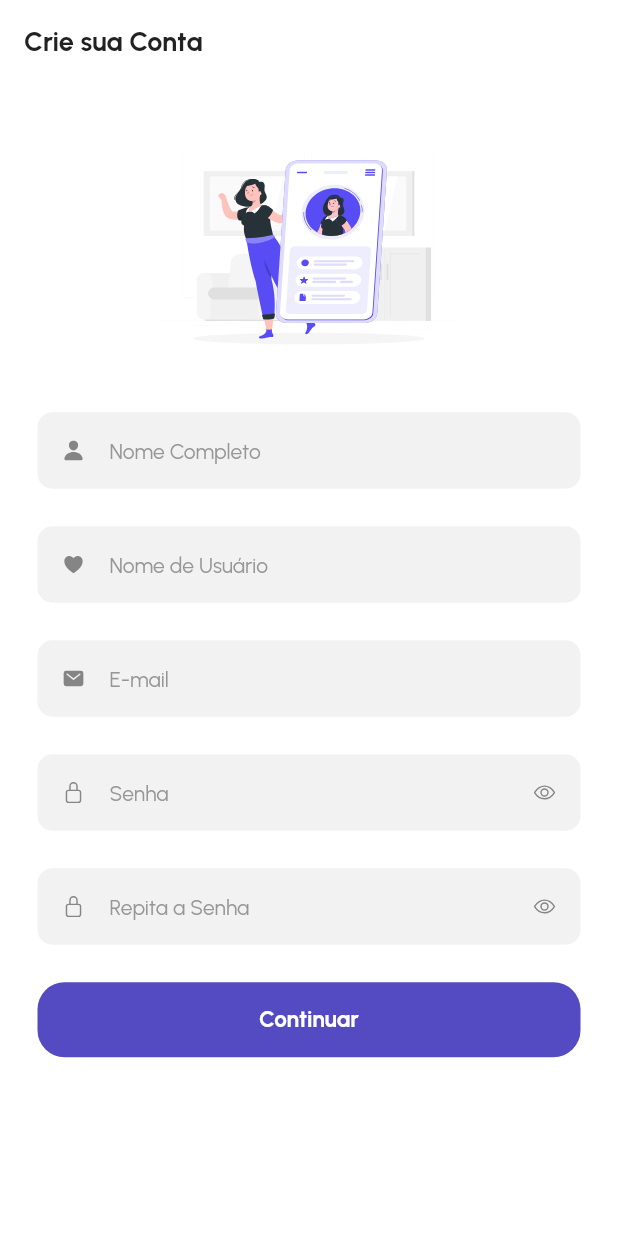
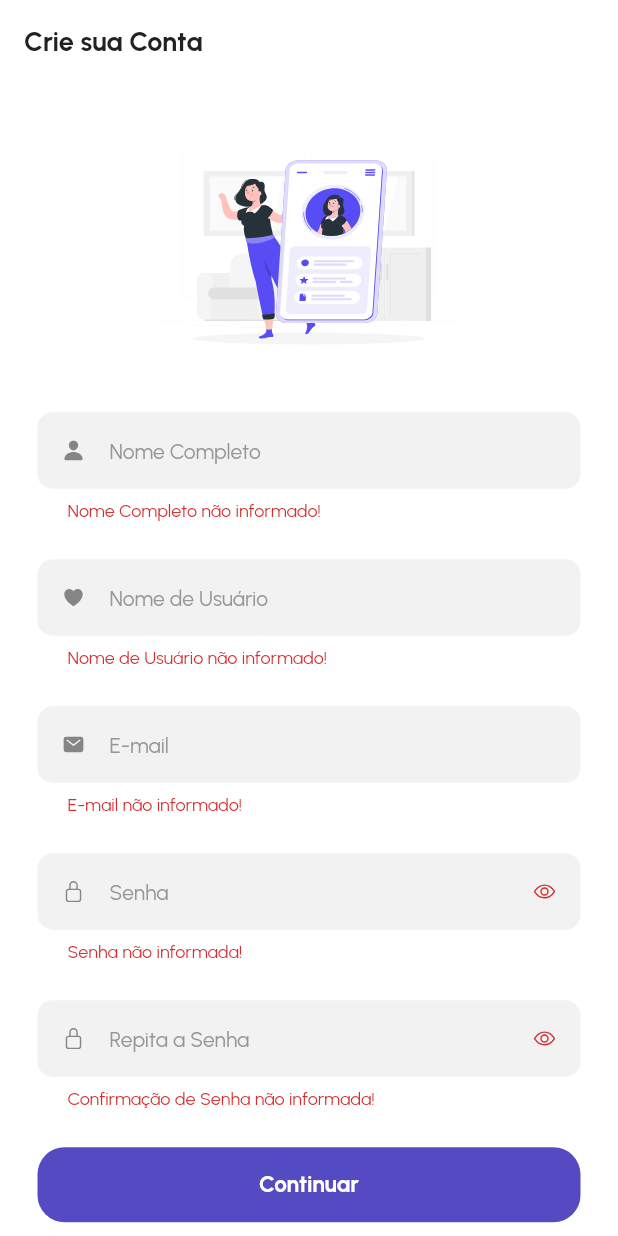
Before and after one commit to jvLarger/eventhub-flutter, a Flutter app: the NovoUsuarioPage widget shown alone on an empty page, opened directly, after a tap on "Continuar", on a phone screen of 412 x 824 dp. Run offline on Flutter 3.47's test engine with Material 2 defaults, Android fonts, the phone set to English and light mode, and no system bars; our stand-ins replace flutter_svg, ionicons.

```diff
--- /dev/null
+++ b/lib/model/error/standard_error.dart
@@ -0,0 +1,35 @@
+import 'package:eventhub/utils/util.dart';
+
+class StandardError {
+  String? timestamp;
+  int? status;
+  String? error;
+  String? message;
+  String? path;
+
+  StandardError({
+    this.timestamp,
+    this.status,
+    this.error,
+    this.message,
+    this.path,
+  });
+
+  factory StandardError.fromJson(Map<String, dynamic> jsons) {
+    jsons = Util.getJsonWithValues(jsons);
+    return StandardError(
+        timestamp: jsons['timestamp'],
+        status: jsons['status'],
+        error: jsons['error'],
+        message: jsons['message'],
+        path: jsons['path']);
+  }
+
+  Map<String, dynamic> toJson() => {
+        'timestamp': timestamp,
+        'status': status,
+        'error': error,
+        'message': message,
+        'path': path
+      };
+}
--- a/lib/model/usuario/usuario.dart
+++ b/lib/model/usuario/usuario.dart
@@ -1,3 +1,5 @@
+import 'package:eventhub/utils/util.dart';
+
 class Usuario {
   int? id;
   String? nomeUsuario;
@@ -20,6 +22,7 @@ class Usuario {
   });
 
   factory Usuario.fromJson(Map<String, dynamic> jsons) {
+    jsons = Util.getJsonWithValues(jsons);
     return Usuario(
       id: jsons['id'],
       nomeUsuario: jsons['nomeUsuario'],
--- /dev/null
+++ b/lib/model/usuario/usuario_autenticado.dart
@@ -0,0 +1,36 @@
+import 'package:eventhub/utils/util.dart';
+
+class UsuarioAutenticado {
+  int? id;
+  String? email;
+  String? nomeUsuario;
+  String? nomeCompleto;
+  String? token;
+
+  UsuarioAutenticado({
+    this.id,
+    this.email,
+    this.nomeUsuario,
+    this.nomeCompleto,
+    this.token,
+  });
+
+  factory UsuarioAutenticado.fromJson(Map<String, dynamic> jsons) {
+    jsons = Util.getJsonWithValues(jsons);
+    return UsuarioAutenticado(
+      id: jsons['id'],
+      email: jsons['email'],
+      nomeUsuario: jsons['nomeUsuario'],
+      nomeCompleto: jsons['nomeCompleto'],
+      token: jsons['token'],
+    );
+  }
+
+  Map<String, dynamic> toJson() => {
+        'id': id,
+        'email': email,
+        'nomeUsuario': nomeUsuario,
+        'nomeCompleto': nomeCompleto,
+        'token': token
+      };
+}
--- a/lib/network/api.dart
+++ b/lib/network/api.dart
@@ -5,7 +5,7 @@ import 'package:eventhub/utils/util.dart';
 import 'package:http/http.dart' as http;
 
 class Api {
-  static const baseURL = "https://201.139.94.197/8080/api";
+  static const baseURL = "http://192.168.1.8:8080/api";
   static const String apiKey = "";
 
   static var header = {
@@ -20,12 +20,12 @@ class Api {
   }
 
   static Future<http.Response> criarUsuario(Usuario usuario) async {
-    return await http.get(
-      getURI('$baseURL/publico/token-valido'),
+    return await http.post(
+      getURI('$baseURL/publico/nova-conta'),
       headers: header,
-      /*  body: jsonEncode(
+      body: jsonEncode(
         usuario.toJson(),
-      ),*/
+      ),
     );
   }
 }
--- a/lib/presentation/components/eventhub_text_form_field.dart
+++ b/lib/presentation/components/eventhub_text_form_field.dart
@@ -13,6 +13,7 @@ class EventHubTextFormField extends StatelessWidget {
     this.textAlign,
     this.focusNode,
     this.onchange,
+    this.validator,
   });
 
   final TextEditingController? controller;
@@ -25,6 +26,7 @@ class EventHubTextFormField extends StatelessWidget {
   final TextAlign? textAlign;
   final FocusNode? focusNode;
   final Function(String)? onchange;
+  final String? Function(String?)? validator;
 
   @override
   Widget build(BuildContext context) {
@@ -36,6 +38,7 @@ class EventHubTextFormField extends StatelessWidget {
       focusNode: focusNode,
       textAlign: textAlign ?? TextAlign.left,
       onChanged: onchange,
+      validator: validator,
       decoration: InputDecoration(
         filled: true,
         counterText: "",
--- a/lib/presentation/views/auth/novousuario/novo_usuario_page.dart
+++ b/lib/presentation/views/auth/novousuario/novo_usuario_page.dart
@@ -1,7 +1,12 @@
+import 'dart:convert';
+
+import 'package:eventhub/config/exceptions/eventhub_exception.dart';
 import 'package:eventhub/model/usuario/usuario.dart';
+import 'package:eventhub/model/usuario/usuario_autenticado.dart';
 import 'package:eventhub/presentation/components/eventhub_text_form_field.dart';
 import 'package:eventhub/presentation/components/eventhub_top_appbar.dart';
 import 'package:eventhub/services/usuario/usuario_service.dart';
+import 'package:eventhub/utils/util.dart';
 import 'package:flutter/material.dart';
 import 'package:eventhub/presentation/components/eventhub_body.dart';
 import 'package:eventhub/utils/constants.dart';
@@ -25,6 +30,26 @@ class _NovoUsuarioPageState extends State<NovoUsuarioPage> {
       TextEditingController();
   bool _isSenhaVisivel = false;
   bool _isRepitaSenhaVisivel = false;
+
+  criarUsuario() async {
+    try {
+      if (_senhaController.text != _senhaRepetidaController.text) {
+        throw EventHubException("As senhas não coincidem!");
+      }
+
+      Usuario usuario = Usuario(
+        nomeCompleto: _nomeCompletoController.text,
+        nomeUsuario: _nomeUsuarioController.text,
+        email: _emailController.text,
+        senha: _senhaController.text,
+      );
+
+      UsuarioAutenticado usuarioAutenticado =
+          await UsuarioService().criarUsuario(usuario);
+    } on EventHubException catch (err) {
+      Util.showSnackbarError(context, err.cause);
+    }
+  }
 
   @override
   Widget build(BuildContext context) {
@@ -56,6 +81,12 @@ class _NovoUsuarioPageState extends State<NovoUsuarioPage> {
                       size: 15,
                     ),
                     controller: _nomeCompletoController,
+                    validator: (value) {
+                      if (value == null || value.isEmpty) {
+                        return 'Nome Completo não informado!';
+                      }
+                      return null;
+                    },
                   ),
                   const SizedBox(
                     height: defaultPadding,
@@ -67,6 +98,12 @@ class _NovoUsuarioPageState extends State<NovoUsuarioPage> {
                       size: 15,
                     ),
                     controller: _nomeUsuarioController,
+                    validator: (value) {
+                      if (value == null || value.isEmpty) {
+                        return 'Nome de Usuário não informado!';
+                      }
+                      return null;
+                    },
                   ),
                   const SizedBox(
                     height: defaultPadding,
@@ -78,6 +115,12 @@ class _NovoUsuarioPageState extends State<NovoUsuarioPage> {
                       size: 15,
                     ),
                     controller: _emailController,
+                    validator: (value) {
+                      if (value == null || value.isEmpty) {
+                        return 'E-mail não informado!';
+                      }
+                      return null;
+                    },
                   ),
                   const SizedBox(
                     height: defaultPadding,
@@ -107,6 +150,12 @@ class _NovoUsuarioPageState extends State<NovoUsuarioPage> {
                         }
                       },
                     ),
+                    validator: (value) {
+                      if (value == null || value.isEmpty) {
+                        return 'Senha não informada!';
+                      }
+                      return null;
+                    },
                   ),
                   const SizedBox(
                     height: defaultPadding,
@@ -136,13 +185,21 @@ class _NovoUsuarioPageState extends State<NovoUsuarioPage> {
                         }
                       },
                     ),
+                    validator: (value) {
+                      if (value == null || value.isEmpty) {
+                        return 'Confirmação de Senha não informada!';
+                      }
+                      return null;
+                    },
                   ),
                   const SizedBox(
                     height: defaultPadding,
                   ),
                   ElevatedButton(
                     onPressed: () {
-                      UsuarioService().criarUsuario(Usuario());
+                      if (_formKey.currentState!.validate()) {
+                        criarUsuario();
+                      }
                     },
                     child: Row(
                       mainAxisAlignment: MainAxisAlignment.center,
--- a/lib/services/usuario/usuario_service.dart
+++ b/lib/services/usuario/usuario_service.dart
@@ -1,13 +1,21 @@
+import 'dart:convert';
+
 import 'package:eventhub/config/exceptions/eventhub_exception.dart';
 import 'package:eventhub/model/usuario/usuario.dart';
+import 'package:eventhub/model/usuario/usuario_autenticado.dart';
 import 'package:eventhub/network/api.dart';
+import 'package:eventhub/utils/util.dart';
 
 class UsuarioService {
-  Future<void> criarUsuario(Usuario usuario) async {
+  Future<UsuarioAutenticado> criarUsuario(Usuario usuario) async {
     final response = await Api.criarUsuario(usuario);
-    if (response.statusCode == 200) {
+
+    if (response.statusCode == 201) {
+      return UsuarioAutenticado.fromJson(jsonDecode(
+        utf8.decode(response.bodyBytes),
+      ));
     } else {
-      throw EventHubException("erro");
+      throw EventHubException(Util.getMensagemErro(response));
     }
   }
 }
```
Also changed, not shown: lib/utils/util.dart (+51 -0 lines).
